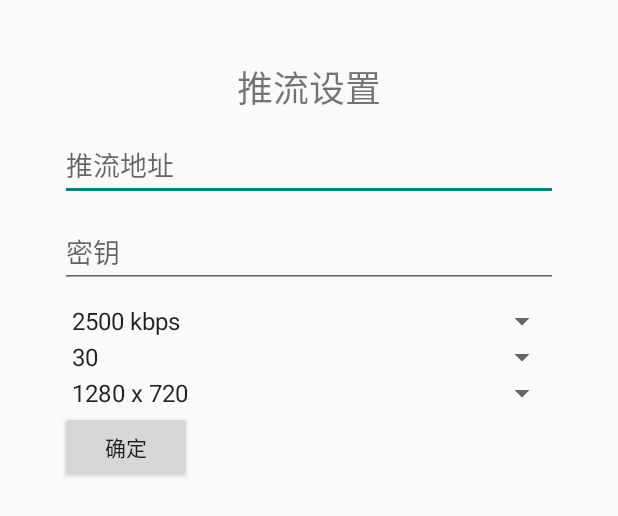
After one commit to ParaverseTechnology/lark_sr_androidsdk_demos, an Android app: the layout layout_setup_livestreaming.xml on its own in the app's theme, with its tools: preview values and no code run, on a phone screen of 412 x 824 dp. The commit adds this screen. Shown: the top 516 px of the screen. Run offline under Robolectric (Android 15) with nearby library versions, the phone set to English and light mode, and no system bars.

Commit message:
add setup live steaming ui

```diff
--- a/app/build.gradle
+++ b/app/build.gradle
@@ -99,9 +99,9 @@ dependencies {
     implementation 'com.squareup.okhttp3:okhttp:3.12.13'
     implementation 'com.github.bumptech.glide:glide:4.11.0'
 
-    implementation(name: 'lark-core-kit-3.2.0.1-build-1', ext: 'aar')
+    implementation(name: 'lark-core-kit-3.2.1.0-build-1', ext: 'aar')
     implementation(name: 'libwebrtc_20200925_M79', ext: 'aar')
-    implementation(name: 'lark-sr-kit-3.2.0.2-build-1', ext: 'aar')
+    implementation(name: 'lark-sr-kit-3.2.1.0-build-1', ext: 'aar')
 
 
 }
--- a/app/src/main/java/com/pxy/demo/larksr/InterActiveDialog.java
+++ b/app/src/main/java/com/pxy/demo/larksr/InterActiveDialog.java
@@ -74,14 +74,14 @@ class InterActiveDialog {
         mRoleGroup.setOnCheckedChangeListener(mRoleChange);
         mObModeGroup = dialogView.findViewById(R.id.radio_group_ob_auth_mode);
         mObModeGroup.setOnCheckedChangeListener(mObModeChange);
-        mNickNamInput = dialogView.findViewById(R.id.input_text_nickname);
+        mNickNamInput = dialogView.findViewById(R.id.input_text_live_path);
         mRoomCodeInput = dialogView.findViewById(R.id.input_text_ob_mode_roomcode);
         mGenRoomCodeButton = dialogView.findViewById(R.id.button_gen_room_code);
         mGenRoomCodeButton.setOnClickListener(this::genRoomCode);
         mGenRoomCodeGroup = dialogView.findViewById(R.id.gen_room_code_group);
         mRoomCodeTextView = dialogView.findViewById(R.id.text_room_code);
         mRoomCodeTextView.setVisibility(View.GONE);
-        mEnterAppliButton = dialogView.findViewById(R.id.button_enter_appli);
+        mEnterAppliButton = dialogView.findViewById(R.id.button_setup_live_submit);
         mEnterAppliButton.setOnClickListener(this::onEnterAppli);
         builder.setView(dialogView);
         mDialog = builder.create();
--- a/app/src/main/java/com/pxy/demo/larksr/MainActivity.java
+++ b/app/src/main/java/com/pxy/demo/larksr/MainActivity.java
@@ -114,7 +114,7 @@ public class MainActivity extends AppCompatActivity {
         mSetupDialog = new com.pxy.demo.larksr.SetupDialog(this, new SetupDialogCallback());
 
         CloudlarkManager.init(this, CloudlarkManager.APP_TYPE_SR, BuildConfig.tvMode);
-        String sdkId = "您的SDK授权码";
+        String sdkId = "28c2eb1d50e14105b005940dc80588d1";
         CloudlarkManager.initSdkAuthorization(this, sdkId);
 
 //        Log.d(TAG, "native sdk id " + sdkId);
--- /dev/null
+++ b/app/src/main/res/layout/layout_setup_livestreaming.xml
@@ -0,0 +1,60 @@
+<?xml version="1.0" encoding="utf-8"?>
+<LinearLayout xmlns:android="http://schemas.android.com/apk/res/android"
+    xmlns:app="http://schemas.android.com/apk/res-auto"
+    xmlns:tools="http://schemas.android.com/tools"
+    android:layout_width="match_parent"
+    android:layout_height="match_parent"
+    android:orientation="vertical"
+    android:padding="40dp">
+
+    <TextView
+        android:id="@+id/textView4_livestreaming"
+        android:layout_width="match_parent"
+        android:layout_height="wrap_content"
+        android:layout_marginBottom="10dp"
+        android:text="@string/ui_setup_livestreaming_title"
+        android:textAlignment="center"
+        android:textSize="24sp" />
+
+    <EditText
+        android:id="@+id/input_text_live_path"
+        android:layout_width="match_parent"
+        android:layout_height="wrap_content"
+        android:layout_marginBottom="10dp"
+        android:ems="10"
+        android:hint="@string/ui_setup_livestreaming_path"
+        android:inputType="textPersonName" />
+
+    <EditText
+        android:id="@+id/input_text_live_key"
+        android:layout_width="match_parent"
+        android:layout_height="wrap_content"
+        android:layout_marginBottom="10dp"
+        android:ems="10"
+        android:hint="@string/ui_setup_livestreaming_key"
+        android:inputType="textPersonName" />
+
+    <Spinner
+        android:id="@+id/spinner_setup_live_coderate"
+        android:layout_width="match_parent"
+        android:layout_height="wrap_content"
+        android:entries="@array/livestreamingCodeRate" />
+
+    <Spinner
+        android:id="@+id/spinner_setup_live_fps"
+        android:layout_width="match_parent"
+        android:layout_height="wrap_content"
+        android:entries="@array/livestreamingFrameRate" />
+
+    <Spinner
+        android:id="@+id/spinner_setup_live_res"
+        android:layout_width="match_parent"
+        android:layout_height="wrap_content"
+        android:entries="@array/livestreamingRes" />
+
+    <Button
+        android:id="@+id/button_setup_live_submit"
+        android:layout_width="wrap_content"
+        android:layout_height="wrap_content"
+        android:text="@string/summit" />
+</LinearLayout>
--- a/app/src/main/res/layout/layout_setup_player.xml
+++ b/app/src/main/res/layout/layout_setup_player.xml
@@ -8,7 +8,7 @@
     android:padding="40dp">
 
     <TextView
-        android:id="@+id/textView4"
+        android:id="@+id/textView4_livestreaming"
         android:layout_width="match_parent"
         android:layout_height="wrap_content"
         android:layout_marginBottom="10dp"
@@ -49,7 +49,7 @@
     </RadioGroup>
 
     <EditText
-        android:id="@+id/input_text_nickname"
+        android:id="@+id/input_text_live_path"
         android:layout_width="match_parent"
         android:layout_height="wrap_content"
         android:layout_marginBottom="10dp"
@@ -131,7 +131,7 @@
     </LinearLayout>
 
     <Button
-        android:id="@+id/button_enter_appli"
+        android:id="@+id/button_setup_live_submit"
         android:layout_width="wrap_content"
         android:layout_height="wrap_content"
         android:text="@string/ui_interactive_dialog_enter_app" />
--- /dev/null
+++ b/app/src/main/res/values/livestreamingSetup.xml
@@ -0,0 +1,19 @@
+<?xml version="1.0" encoding="utf-8"?>
+<resources>
+    <string-array name="livestreamingFrameRate">
+        <item>30</item>
+        <item>60</item>
+    </string-array>
+    <string-array name="livestreamingCodeRate">
+        <item>2500 kbps</item>
+        <item>5000 kbps</item>
+        <item>8000 kbps</item>
+        <item>10000 kbps</item>
+    </string-array>
+    <string-array name="livestreamingRes">
+        <item>1280 x 720</item>
+        <item>1920 x 1080</item>
+        <item>720 x 1280</item>
+        <item>1920 x 1080</item>
+    </string-array>
+</resources>
--- a/app/src/main/res/values/strings.xml
+++ b/app/src/main/res/values/strings.xml
@@ -73,4 +73,7 @@
     <string name="ui_applist_empty">当前应用列表空空如也</string>
     <string name="ui_applist_failed">获取列表失败，请检查网络或点击刷新按钮</string>
     <string name="ui_applist_fresh_button">刷新</string>
+    <string name="ui_setup_livestreaming_title">推流设置</string>
+    <string name="ui_setup_livestreaming_path">推流地址</string>
+    <string name="ui_setup_livestreaming_key">密钥</string>
 </resources>
--- a/build.gradle
+++ b/build.gradle
@@ -5,7 +5,7 @@ buildscript {
         mavenCentral()
     }
     dependencies {
-        classpath 'com.android.tools.build:gradle:4.1.3'
+        classpath 'com.android.tools.build:gradle:4.2.2'
 
         // NOTE: Do not place your application dependencies here; they belong
         // in the individual module build.gradle files
--- a/vrmonitor/build.gradle
+++ b/vrmonitor/build.gradle
@@ -62,9 +62,9 @@ dependencies {
     // 3.1.2.0 新增, 可选
     implementation 'com.github.bumptech.glide:glide:4.11.0'
 
-    implementation(name: 'lark-core-kit-3.2.0.1-build-1', ext: 'aar')
+    implementation(name: 'lark-core-kit-3.2.1.0-build-1', ext: 'aar')
     implementation(name: 'libwebrtc_20200925_M79', ext: 'aar')
-    implementation(name: 'lark-sr-kit-3.2.0.2-build-1', ext: 'aar')
+    implementation(name: 'lark-sr-kit-3.2.1.0-build-1', ext: 'aar')
 
     implementation 'com.google.code.gson:gson:2.8.6'
     implementation 'com.alibaba:fastjson:1.2.48'
```
Also changed, not shown: 2 other files.
